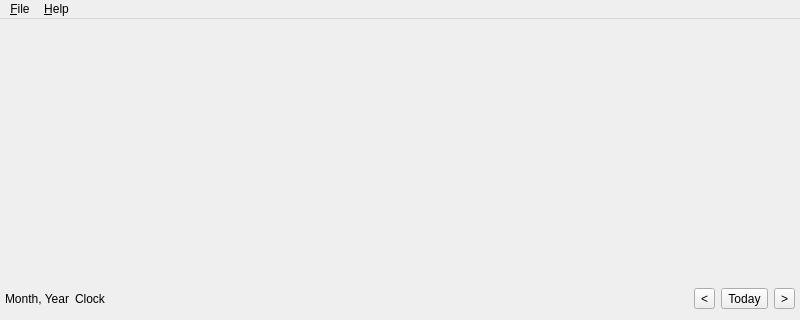
textbrowser/luna, file UI/luna-calendar.ui: the form before one commit; both pictures show x 0 to 800 and y 0 to 320 of the 800 by 600 pixel window.
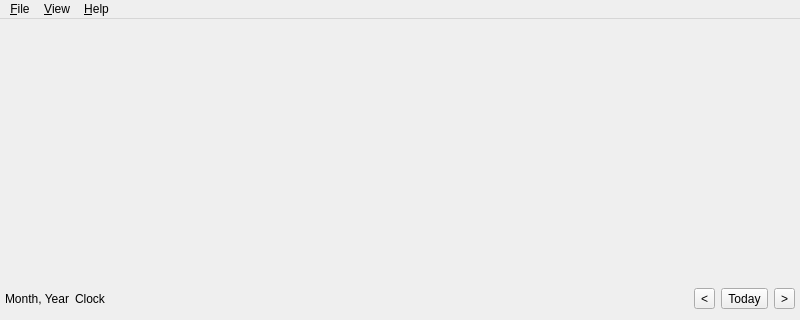
The form after the commit.

Commit message: View mode.

```diff
--- a/UI/luna-calendar.ui
+++ b/UI/luna-calendar.ui
@@ -105,7 +105,13 @@
     </property>
     <addaction name="action_About"/>
    </widget>
+   <widget class="QMenu" name="menu_View">
+    <property name="title">
+     <string>&amp;View</string>
+    </property>
+   </widget>
    <addaction name="menu_File"/>
+   <addaction name="menu_View"/>
    <addaction name="menu_Help"/>
   </widget>
   <widget class="QStatusBar" name="status_bar"/>
```
The commit also changes 2 other files.
